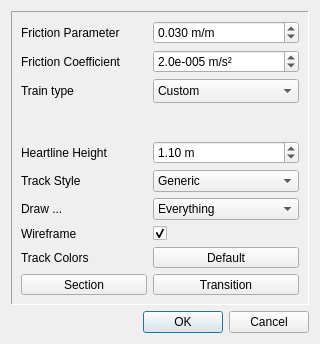
First picture: the form in ui/trackproperties.ui, repository mbuck21/openFVD, before the edit.
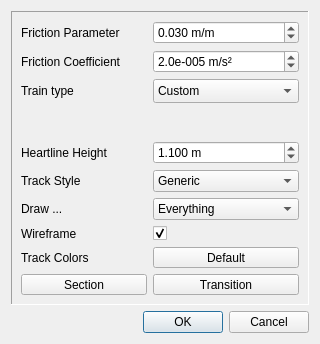
Second picture: the form after the edit. Custom widgets are drawn as their Qt base class.

Commit message:
Heartline picker: answer the review
The heartline box, the train list and the source line are reset every
time the dialog opens, so a train picked and then cancelled is not
applied at a later OK. The box shows three decimals, so 1.295 m is not
rounded to 1.30. The list is sorted and labelled by name only.

What changed in the file:
```diff
--- a/ui/trackproperties.ui
+++ b/ui/trackproperties.ui
@@ -129,7 +129,7 @@
          <string> m</string>
         </property>
         <property name="decimals">
-         <number>2</number>
+         <number>3</number>
         </property>
         <property name="minimum">
          <double>-5.000000000000000</double>
```
The commit also changes 1 other file.
